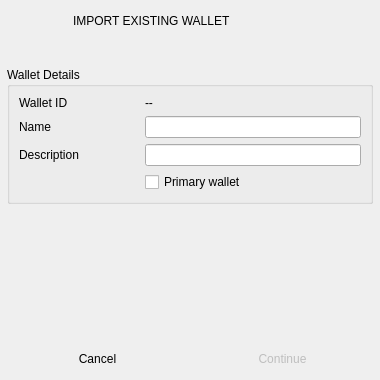
First picture: the form in BlockSettleUILib/ImportWalletDialog.ui, repository BlockSettle/terminal, before the edit.
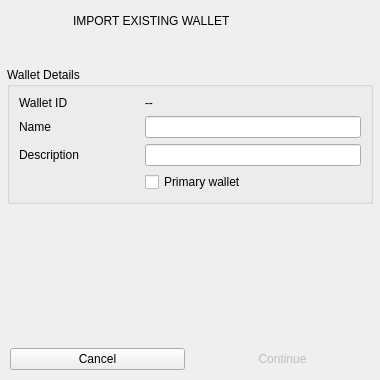
Second picture: the form after the edit. Icons and pictures are not drawn. Custom widgets are drawn as their Qt base class.

What changed in the file:
```diff
--- a/BlockSettleUILib/ImportWalletDialog.ui
+++ b/BlockSettleUILib/ImportWalletDialog.ui
@@ -249,7 +249,7 @@
          <string>Cancel</string>
         </property>
         <property name="flat">
-         <bool>true</bool>
+         <bool>false</bool>
         </property>
        </widget>
       </item>
```
